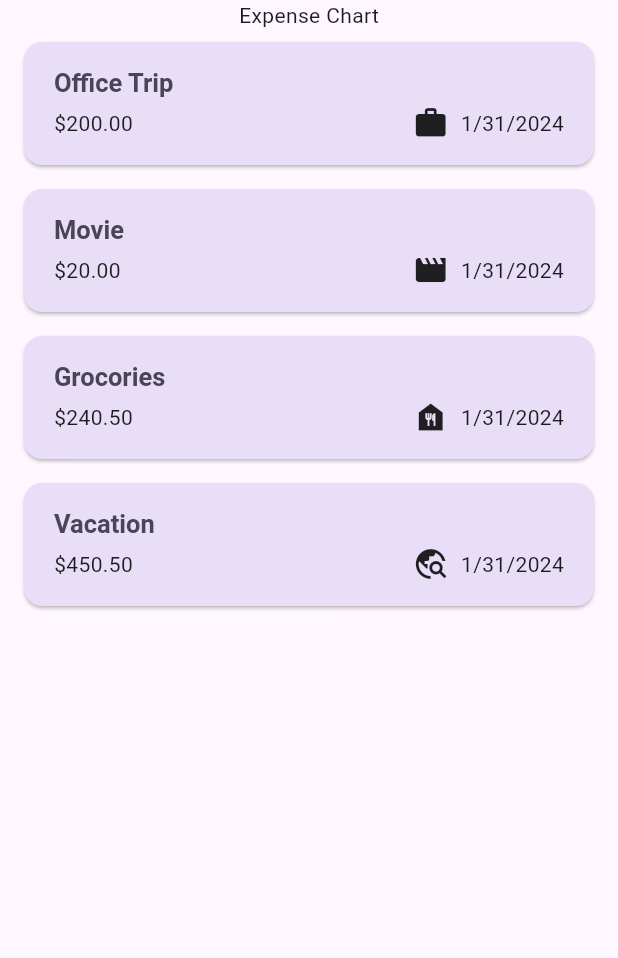
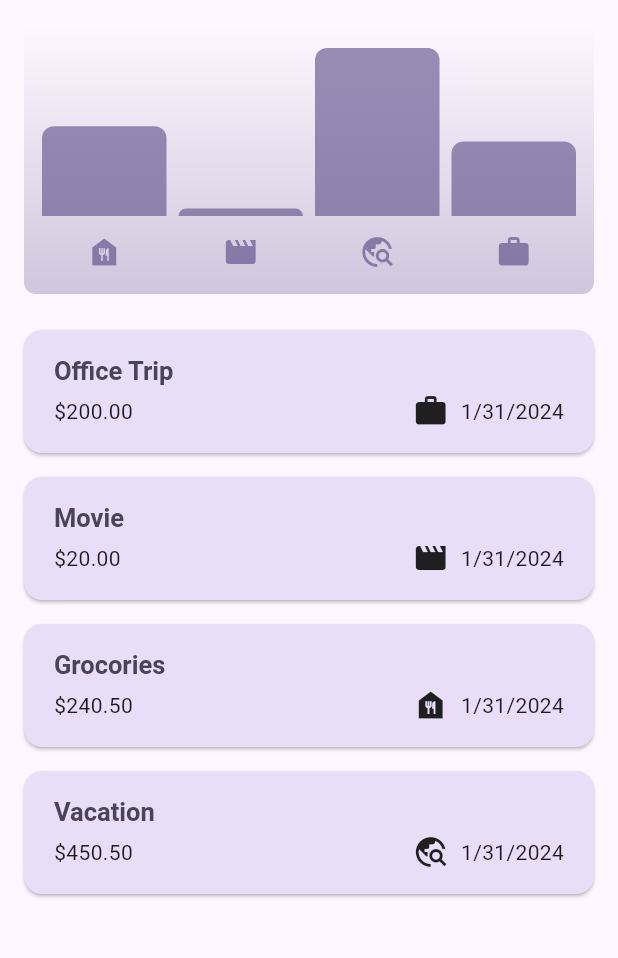
Before and after one commit to snadi043/expense_tracker, a Flutter app: the screen it shows after launch, on a phone screen of 412 x 824 dp, the part 84-1042 px from its top. Run offline on Flutter 3.47's test engine with Material 3 defaults, Android fonts, the phone set to English and light mode, and no system bars.

Commit message:
Integrated Charts Widget with final expenses and displaying the sophisticated bar graphs which can dynamically change when the user add/remove the expenses from the expense list.

```diff
--- /dev/null
+++ b/lib/widget/expense_chart/chart.dart
@@ -0,0 +1,96 @@
+import 'package:expense_tracker/model/expense_chart.dart';
+import 'package:flutter/material.dart';
+import 'package:expense_tracker/widget/expense_chart/chart_bar.dart';
+import 'package:expense_tracker/model/expense.dart';
+import 'package:expense_tracker/category_enum.dart';
+
+class Chart extends StatelessWidget {
+  const Chart({super.key, required this.expenses});
+
+  final List<Expense> expenses;
+
+  List<ExpenseChart> get buckets {
+    return [
+      ExpenseChart.forCategory(expenses, Category.food),
+      ExpenseChart.forCategory(expenses, Category.leisure),
+      ExpenseChart.forCategory(expenses, Category.travel),
+      ExpenseChart.forCategory(expenses, Category.work),
+    ];
+  }
+
+  double get maxTotalExpense {
+    double maxTotalExpense = 0;
+
+    for (final bucket in buckets) {
+      if (bucket.totalSum > maxTotalExpense) {
+        maxTotalExpense = bucket.totalSum;
+      }
+    }
+
+    return maxTotalExpense;
+  }
+
+  @override
+  Widget build(BuildContext context) {
+    final isDarkMode =
+        MediaQuery.of(context).platformBrightness == Brightness.dark;
+    return Container(
+      margin: const EdgeInsets.all(16),
+      padding: const EdgeInsets.symmetric(
+        vertical: 16,
+        horizontal: 8,
+      ),
+      width: double.infinity,
+      height: 180,
+      decoration: BoxDecoration(
+        borderRadius: BorderRadius.circular(8),
+        gradient: LinearGradient(
+          colors: [
+            Theme.of(context).colorScheme.primary.withOpacity(0.3),
+            Theme.of(context).colorScheme.primary.withOpacity(0.0)
+          ],
+          begin: Alignment.bottomCenter,
+          end: Alignment.topCenter,
+        ),
+      ),
+      child: Column(
+        children: [
+          Expanded(
+            child: Row(
+              crossAxisAlignment: CrossAxisAlignment.end,
+              children: [
+                for (final bucket in buckets) // alternative to map()
+                  ChartBar(
+                    fill: bucket.totalSum == 0
+                        ? 0
+                        : bucket.totalSum / maxTotalExpense,
+                  )
+              ],
+            ),
+          ),
+          const SizedBox(height: 12),
+          Row(
+            children: buckets
+                .map(
+                  (bucket) => Expanded(
+                    child: Padding(
+                      padding: const EdgeInsets.symmetric(horizontal: 4),
+                      child: Icon(
+                        expenseIcon[bucket.category],
+                        color: isDarkMode
+                            ? Theme.of(context).colorScheme.secondary
+                            : Theme.of(context)
+                                .colorScheme
+                                .primary
+                                .withOpacity(0.7),
+                      ),
+                    ),
+                  ),
+                )
+                .toList(),
+          )
+        ],
+      ),
+    );
+  }
+}
--- /dev/null
+++ b/lib/widget/expense_chart/chart_bar.dart
@@ -0,0 +1,34 @@
+import 'package:flutter/material.dart';
+
+class ChartBar extends StatelessWidget {
+  const ChartBar({
+    super.key,
+    required this.fill,
+  });
+
+  final double fill;
+
+  @override
+  Widget build(BuildContext context) {
+    final isDarkMode =
+        MediaQuery.of(context).platformBrightness == Brightness.dark;
+    return Expanded(
+      child: Padding(
+        padding: const EdgeInsets.symmetric(horizontal: 4),
+        child: FractionallySizedBox(
+          heightFactor: fill,
+          child: DecoratedBox(
+            decoration: BoxDecoration(
+              shape: BoxShape.rectangle,
+              borderRadius:
+                  const BorderRadius.vertical(top: Radius.circular(8)),
+              color: isDarkMode
+                  ? Theme.of(context).colorScheme.secondary
+                  : Theme.of(context).colorScheme.primary.withOpacity(0.65),
+            ),
+          ),
+        ),
+      ),
+    );
+  }
+}
--- a/lib/widget/expenses_home_screen.dart
+++ b/lib/widget/expenses_home_screen.dart
@@ -1,6 +1,7 @@
 import 'package:expense_tracker/category_enum.dart';
 import 'package:expense_tracker/widget/expenseList/expense_list.dart';
 import 'package:expense_tracker/model/expense.dart';
+import 'package:expense_tracker/widget/expense_chart/chart.dart';
 import 'package:expense_tracker/widget/new_expense.dart';
 import 'package:flutter/material.dart';
 
@@ -94,7 +95,7 @@ class _ExpenseState extends State<Expenses> {
       body: Builder(builder: (context) {
         return Column(
           children: [
-            const Text('Expense Chart'),
+            Chart(expenses: _dummyExpense),
             Expanded(
               child: mainContent,
             ),
```
